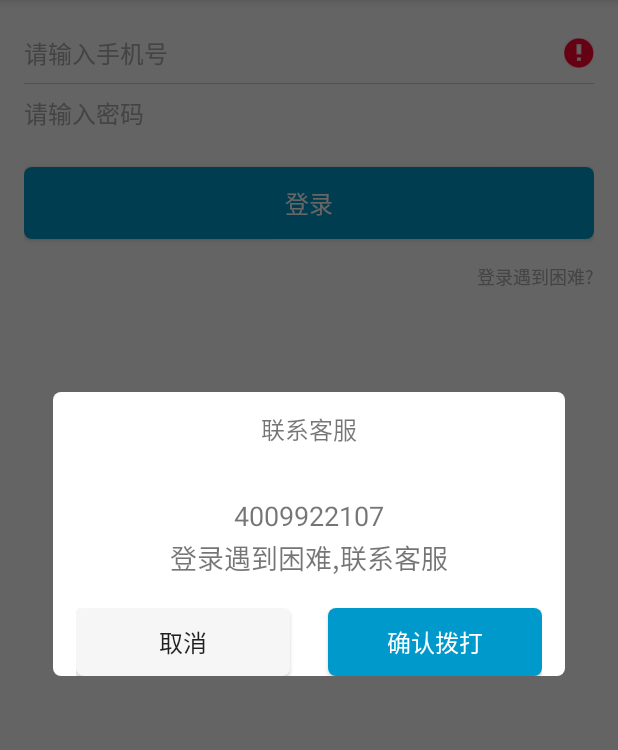
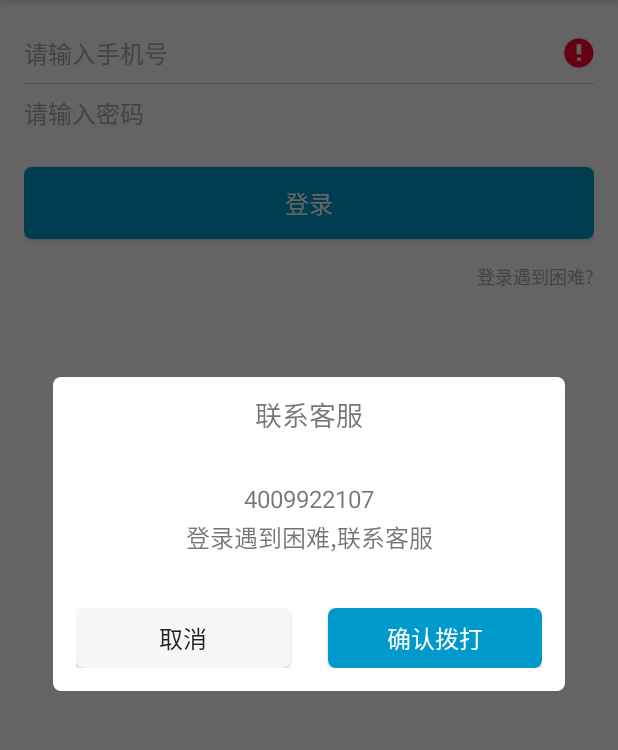
Before and after one commit to gittarko/TruckDoctor, an Android app: the screen it shows after launch (LoginActivity), after a tap on "登录遇到困难?", on a phone screen of 412 x 824 dp, the part 84-834 px from its top. Run offline under Robolectric (Android 15) with nearby library versions, the phone set to English and light mode, and no system bars; 1 other tap on this screen came first.

Commit message:
修改弹窗样式

```diff
--- a/TruckDoctor-Machanic/app/src/main/java/com/juma/truckdoctor/js/activity/login/LoginActivity.java
+++ b/TruckDoctor-Machanic/app/src/main/java/com/juma/truckdoctor/js/activity/login/LoginActivity.java
@@ -98,8 +98,8 @@ public class LoginActivity extends AppCompatActivity{
      */
     private void attemptPopUpWindow() {
         builder = new PopUpWindowAlertDialog.Builder(this);
-        builder.setTitle(getResources().getString(R.string.label_contact), 16)
-        .setMessage(getResources().getString(R.string.label_contact_descripton), 18)
+        builder.setTitle(getResources().getString(R.string.label_contact), 18)
+        .setMessage(getResources().getString(R.string.label_contact_descripton), 16)
         .setPositiveButton(getResources().getString(R.string.action_call_phone),
                 new DialogInterface.OnClickListener() {
 
--- a/TruckDoctor-Machanic/app/src/main/res/layout/popup_alert_dialog.xml
+++ b/TruckDoctor-Machanic/app/src/main/res/layout/popup_alert_dialog.xml
@@ -43,15 +43,14 @@
             android:gravity="center"
             android:paddingTop="20dp"
             android:paddingBottom="20dp"
-            android:textSize="14sp"
+            android:textSize="16sp"
             tools:text="提示内容" />
     </LinearLayout>
 
     <LinearLayout
         android:layout_width="match_parent"
         android:layout_height="wrap_content"
-        android:paddingLeft="15dp"
-        android:paddingRight="15dp"
+        android:padding="15dp"
         android:weightSum="2"
         android:orientation="horizontal"
         android:layout_below="@id/content"
@@ -60,7 +59,7 @@
         <Button
             android:id="@+id/negativeButton"
             android:layout_width="0dp"
-            android:layout_height="45dp"
+            android:layout_height="40dp"
             android:layout_weight="1"
             android:background="@drawable/roundbackground_gray"
             android:gravity="center"
@@ -75,7 +74,7 @@
         <Button
             android:id="@+id/positiveButton"
             android:layout_width="0dp"
-            android:layout_height="45dp"
+            android:layout_height="40dp"
             android:layout_weight="1"
             android:background="@drawable/roundbackground_blue"
             android:gravity="center"
```
